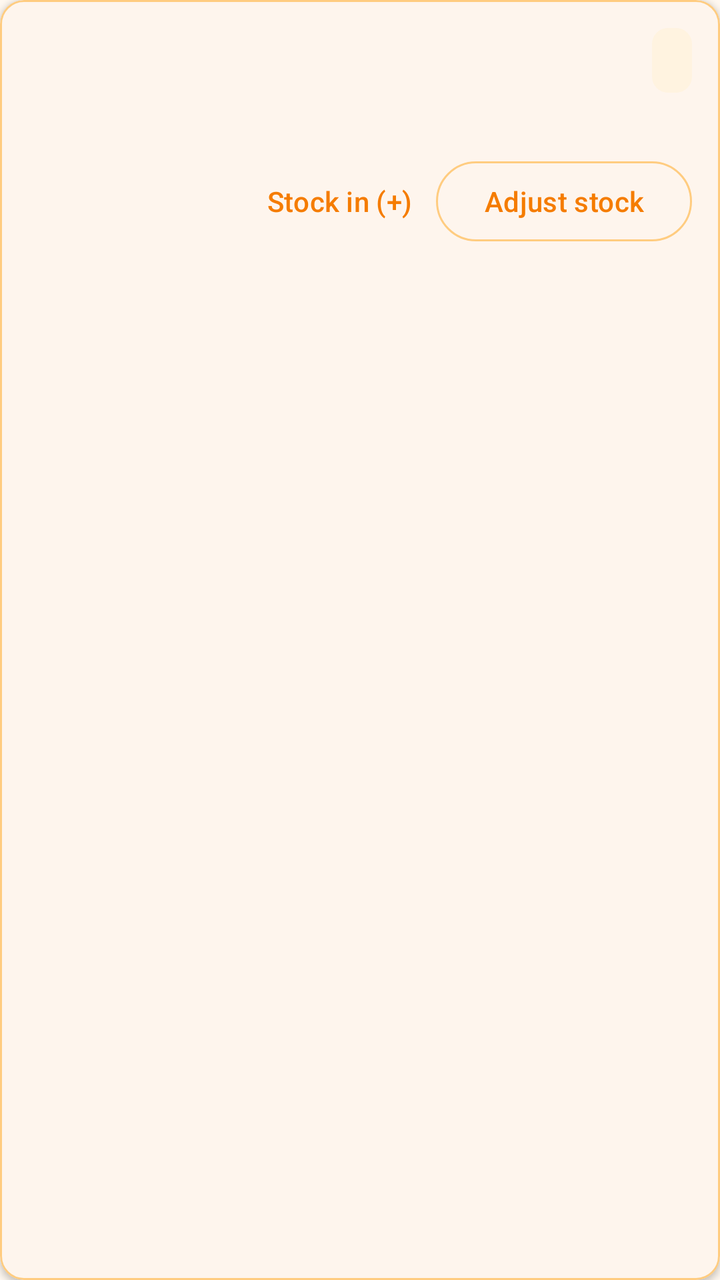
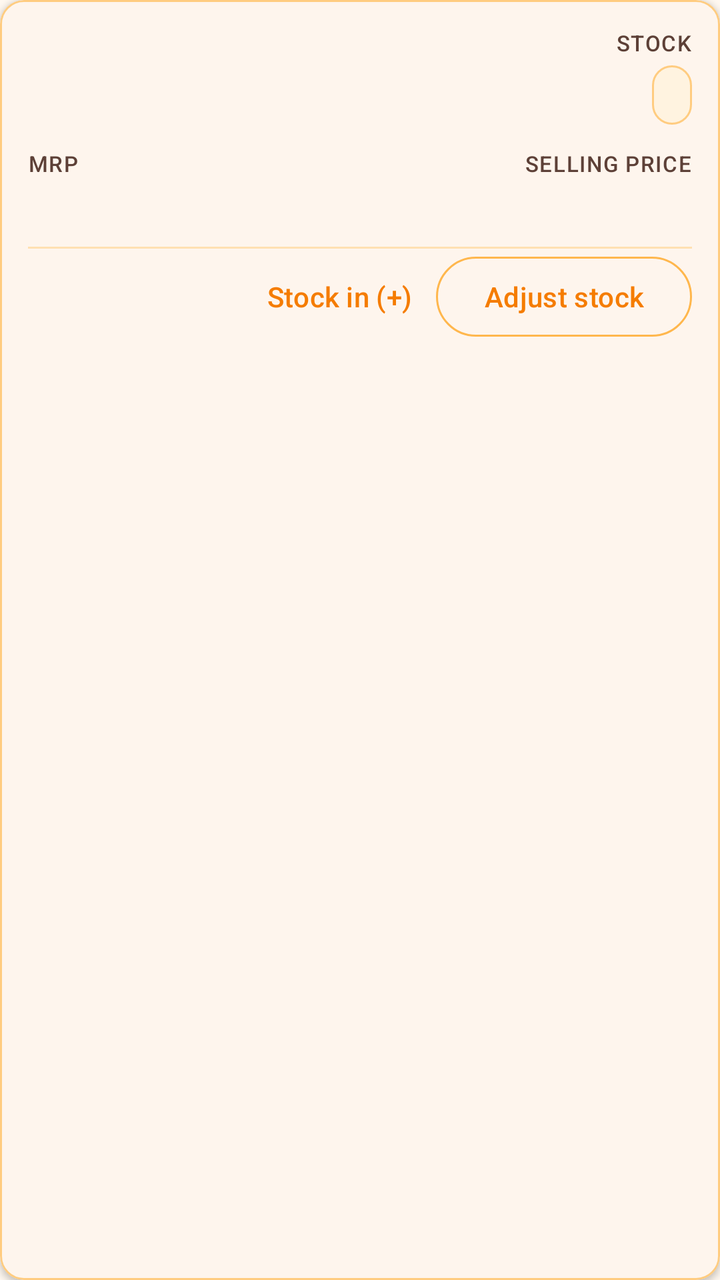

Screens rendered from an Android XML layout before and after an edit, with the pre-edit source and the edit as a unified diff.
<!-- AndroidManifest.xml: application theme Theme.VikrSaathi -->
<!-- res/layout/item_stock_row.xml -->
<?xml version="1.0" encoding="utf-8"?>
<com.google.android.material.card.MaterialCardView xmlns:android="http://schemas.android.com/apk/res/android"
    xmlns:app="http://schemas.android.com/apk/res-auto"
    style="@style/VikrSaathiBillLineCard"
    android:layout_width="match_parent"
    android:layout_height="wrap_content"
    android:layout_marginHorizontal="2dp"
    android:layout_marginVertical="6dp">

    <LinearLayout
        android:layout_width="match_parent"
        android:layout_height="wrap_content"
        android:orientation="vertical"
        android:padding="14dp">

        <LinearLayout
            android:layout_width="match_parent"
            android:layout_height="wrap_content"
            android:gravity="center_vertical"
            android:orientation="horizontal">

            <TextView
                android:id="@+id/textStockItemName"
                android:layout_width="0dp"
                android:layout_height="wrap_content"
                android:layout_weight="1"
                android:textAppearance="?attr/textAppearanceTitleMedium"
                android:textColor="@color/text_primary_dark"
                android:textStyle="bold" />

            <TextView
                android:id="@+id/textStockQty"
                android:layout_width="wrap_content"
                android:layout_height="wrap_content"
                android:layout_marginStart="8dp"
                android:background="@drawable/bg_bill_line_total"
                android:paddingHorizontal="10dp"
                android:paddingVertical="6dp"
                android:textColor="@color/text_accent"
                android:textSize="15sp"
                android:textStyle="bold" />
        </LinearLayout>

        <TextView
            android:id="@+id/textStockBarcode"
            android:layout_width="match_parent"
            android:layout_height="wrap_content"
            android:layout_marginTop="6dp"
            android:textAppearance="?attr/textAppearanceBodySmall"
            android:textColor="@color/text_secondary_dark" />

        <LinearLayout
            android:layout_width="match_parent"
            android:layout_height="wrap_content"
            android:layout_marginTop="8dp"
            android:gravity="end"
            android:orientation="horizontal">

            <com.google.android.material.button.MaterialButton
                android:id="@+id/buttonStockIn"
                style="@style/Widget.Material3.Button.TextButton"
                android:layout_width="wrap_content"
                android:layout_height="wrap_content"
                android:text="@string/stock_in" />

            <com.google.android.material.button.MaterialButton
                android:id="@+id/buttonStockAdjust"
                style="@style/Widget.Material3.Button.OutlinedButton"
                android:layout_width="wrap_content"
                android:layout_height="wrap_content"
                android:text="@string/adjust_stock" />
        </LinearLayout>
    </LinearLayout>
</com.google.android.material.card.MaterialCardView>
<!-- resources referenced by this layout -->
<resources>
  <color name="text_accent">@color/orange_800</color>
  <color name="text_primary_dark">#212121</color>
  <color name="text_secondary_dark">#5D4037</color>
  <!-- drawable bg_bill_line_total (drawable) -->
  <?xml version="1.0" encoding="utf-8"?>
  <shape xmlns:android="http://schemas.android.com/apk/res/android"
      android:shape="rectangle">
      <solid android:color="@color/surface_muted" />
      <corners android:radius="8dp" />
  </shape>
  <string name="adjust_stock">Adjust stock</string>
  <string name="stock_in">Stock in (+)</string>
  <style name="VikrSaathiBillLineCard" parent="Widget.Material3.CardView.Outlined">
          <item name="cardCornerRadius">12dp</item>
          <item name="cardElevation">2dp</item>
          <item name="strokeColor">?attr/colorOutline</item>
          <item name="strokeWidth">1dp</item>
          <item name="cardBackgroundColor">?attr/colorSurface</item>
      </style>
  <color name="orange_800">#EF6C00</color>
  <color name="surface_muted">@color/orange_50</color>
  <color name="orange_primary">#F57C00</color>
  <color name="orange_primary_dark">#E65100</color>
  <color name="orange_on_primary">#FFFFFF</color>
  <color name="orange_accent">#FFB74D</color>
  <color name="orange_700">#F57C00</color>
  <color name="black">#FF000000</color>
  <color name="orange_100">#FFE0B2</color>
  <color name="orange_900">#E65100</color>
  <color name="surface_card">#FFFFFF</color>
  <color name="orange_surface">#FFF8F0</color>
  <color name="stroke_default">@color/orange_200</color>
  <color name="stroke_subtle">@color/orange_100</color>
  <style name="VikrSaathiSwitch" parent="Widget.Material3.CompoundButton.MaterialSwitch">
          <item name="thumbTint">@color/switch_thumb_tint</item>
          <item name="trackTint">@color/switch_track_tint</item>
          <item name="trackDecorationTint">@color/switch_track_decoration_tint</item>
      </style>
  <style name="VikrSaathiOutlinedButton" parent="Widget.Material3.Button.OutlinedButton">
          <item name="android:textColor">@color/button_outlined_text</item>
          <item name="strokeColor">@color/button_outlined_stroke</item>
      </style>
  <color name="orange_50">#FFF3E0</color>
  <color name="orange_200">#FFCC80</color>
  <!-- unchanged entries left out for length: 1 -->
</resources>

<!-- the commit's change to res/layout/item_stock_row.xml (unified diff, before → after) -->
@@ -5,7 +5,10 @@
     android:layout_width="match_parent"
     android:layout_height="wrap_content"
     android:layout_marginHorizontal="2dp"
-    android:layout_marginVertical="6dp">
+    android:layout_marginVertical="6dp"
+    android:clickable="true"
+    android:focusable="true"
+    app:rippleColor="@color/ripple_subtle">
 
     <LinearLayout
         android:layout_width="match_parent"
@@ -16,43 +19,150 @@
         <LinearLayout
             android:layout_width="match_parent"
             android:layout_height="wrap_content"
-            android:gravity="center_vertical"
+            android:baselineAligned="false"
+            android:gravity="top"
             android:orientation="horizontal">
 
             <TextView
                 android:id="@+id/textStockItemName"
                 android:layout_width="0dp"
                 android:layout_height="wrap_content"
+                android:layout_marginEnd="12dp"
                 android:layout_weight="1"
+                android:ellipsize="end"
+                android:maxLines="3"
                 android:textAppearance="?attr/textAppearanceTitleMedium"
                 android:textColor="@color/text_primary_dark"
                 android:textStyle="bold" />
 
-            <TextView
-                android:id="@+id/textStockQty"
+            <LinearLayout
                 android:layout_width="wrap_content"
                 android:layout_height="wrap_content"
-                android:layout_marginStart="8dp"
-                android:background="@drawable/bg_bill_line_total"
-                android:paddingHorizontal="10dp"
-                android:paddingVertical="6dp"
-                android:textColor="@color/text_accent"
-                android:textSize="15sp"
-                android:textStyle="bold" />
+                android:gravity="end"
+                android:orientation="vertical">
+
+                <TextView
+                    style="@style/VikrSaathiBillLineLabel"
+                    android:layout_width="wrap_content"
+                    android:layout_height="wrap_content"
+                    android:layout_gravity="end"
+                    android:text="@string/col_stock" />
+
+                <TextView
+                    android:id="@+id/textStockQty"
+                    android:layout_width="wrap_content"
+                    android:layout_height="wrap_content"
+                    android:layout_gravity="end"
+                    android:layout_marginTop="4dp"
+                    android:background="@drawable/bg_history_value_box"
+                    android:paddingHorizontal="10dp"
+                    android:paddingVertical="4dp"
+                    android:textColor="@color/text_accent"
+                    android:textSize="16sp"
+                    android:textStyle="bold" />
+
+                <TextView
+                    android:id="@+id/textStockLow"
+                    android:layout_width="wrap_content"
+                    android:layout_height="wrap_content"
+                    android:layout_gravity="end"
+                    android:layout_marginTop="4dp"
+                    android:text="@string/low_stock"
+                    android:textColor="@color/orange_700"
+                    android:textSize="13sp"
+                    android:textStyle="bold"
+                    android:visibility="gone" />
+            </LinearLayout>
         </LinearLayout>
 
-        <TextView
-            android:id="@+id/textStockBarcode"
+        <LinearLayout
+            android:id="@+id/layoutStockBarcode"
             android:layout_width="match_parent"
             android:layout_height="wrap_content"
-            android:layout_marginTop="6dp"
-            android:textAppearance="?attr/textAppearanceBodySmall"
-            android:textColor="@color/text_secondary_dark" />
+            android:layout_marginTop="12dp"
+            android:orientation="vertical"
+            android:visibility="gone">
+
+            <TextView
+                style="@style/VikrSaathiBillLineLabel"
+                android:layout_width="wrap_content"
+                android:layout_height="wrap_content"
+                android:text="@string/col_barcode" />
+
+            <TextView
+                android:id="@+id/textStockBarcode"
+                android:layout_width="match_parent"
+                android:layout_height="wrap_content"
+                android:layout_marginTop="2dp"
+                android:textColor="@color/text_primary_dark"
+                android:textSize="15sp" />
+        </LinearLayout>
 
         <LinearLayout
             android:layout_width="match_parent"
             android:layout_height="wrap_content"
-            android:layout_marginTop="8dp"
+            android:layout_marginTop="12dp"
+            android:baselineAligned="false"
+            android:orientation="horizontal">
+
+            <LinearLayout
+                android:layout_width="0dp"
+                android:layout_height="wrap_content"
+                android:layout_marginEnd="12dp"
+                android:layout_weight="1"
+                android:orientation="vertical">
+
+                <TextView
+                    style="@style/VikrSaathiBillLineLabel"
+                    android:layout_width="wrap_content"
+                    android:layout_height="wrap_content"
+                    android:text="@string/mrp" />
+
+                <TextView
+                    android:id="@+id/textStockMrp"
+                    android:layout_width="match_parent"
+                    android:layout_height="wrap_content"
+                    android:layout_marginTop="2dp"
+                    android:textColor="@color/text_primary_dark"
+                    android:textSize="15sp" />
+            </LinearLayout>
+
+            <LinearLayout
+                android:id="@+id/layoutStockSelling"
+                android:layout_width="0dp"
+                android:layout_height="wrap_content"
+                android:layout_weight="1"
+                android:gravity="end"
+                android:orientation="vertical">
+
+                <TextView
+                    style="@style/VikrSaathiBillLineLabel"
+                    android:layout_width="wrap_content"
+                    android:layout_height="wrap_content"
+                    android:layout_gravity="end"
+                    android:text="@string/list_selling_price" />
+
+                <TextView
+                    android:id="@+id/textStockSelling"
+                    android:layout_width="match_parent"
+                    android:layout_height="wrap_content"
+                    android:layout_marginTop="2dp"
+                    android:gravity="end"
+                    android:textColor="@color/text_accent"
+                    android:textSize="15sp"
+                    android:textStyle="bold" />
+            </LinearLayout>
+        </LinearLayout>
+
+        <View
+            android:layout_width="match_parent"
+            android:layout_height="1dp"
+            android:layout_marginTop="12dp"
+            android:background="@color/surface_divider" />
+
+        <LinearLayout
+            android:layout_width="match_parent"
+            android:layout_height="wrap_content"
             android:gravity="end"
             android:orientation="horizontal">
 
@@ -61,6 +171,7 @@
                 style="@style/Widget.Material3.Button.TextButton"
                 android:layout_width="wrap_content"
                 android:layout_height="wrap_content"
+                android:minHeight="48dp"
                 android:text="@string/stock_in" />
 
             <com.google.android.material.button.MaterialButton
@@ -68,7 +179,9 @@
                 style="@style/Widget.Material3.Button.OutlinedButton"
                 android:layout_width="wrap_content"
                 android:layout_height="wrap_content"
-                android:text="@string/adjust_stock" />
+                android:minHeight="48dp"
+                android:text="@string/adjust_stock"
+                app:strokeColor="@color/stroke_button" />
         </LinearLayout>
     </LinearLayout>
 </com.google.android.material.card.MaterialCardView>
<!-- resource entries referenced after the edit -->
@@ -2,15 +2,23 @@
 <resources>
   <color name="text_accent">@color/orange_800</color>
   <color name="text_primary_dark">#212121</color>
-  <color name="text_secondary_dark">#5D4037</color>
-  <!-- drawable bg_bill_line_total (drawable) -->
+  <!-- drawable bg_history_value_box (drawable) -->
   <?xml version="1.0" encoding="utf-8"?>
   <shape xmlns:android="http://schemas.android.com/apk/res/android"
       android:shape="rectangle">
       <solid android:color="@color/surface_muted" />
-      <corners android:radius="8dp" />
+      <stroke
+          android:width="1dp"
+          android:color="@color/stroke_default" />
+      <corners android:radius="10dp" />
   </shape>
+  <color name="text_secondary_dark">#5D4037</color>
   <string name="adjust_stock">Adjust stock</string>
+  <string name="col_barcode">Barcode</string>
+  <string name="col_stock">Stock</string>
+  <string name="list_selling_price">Selling price</string>
+  <string name="low_stock">Low stock</string>
+  <string name="mrp">MRP</string>
   <string name="stock_in">Stock in (+)</string>
   <style name="VikrSaathiBillLineCard" parent="Widget.Material3.CardView.Outlined">
           <item name="cardCornerRadius">12dp</item>
@@ -19,6 +27,12 @@
           <item name="strokeWidth">1dp</item>
           <item name="cardBackgroundColor">?attr/colorSurface</item>
       </style>
+  <style name="VikrSaathiBillLineLabel">
+          <item name="android:textAppearance">?attr/textAppearanceLabelSmall</item>
+          <item name="android:textColor">?attr/colorOnSurfaceVariant</item>
+          <item name="android:textAllCaps">true</item>
+          <item name="android:letterSpacing">0.05</item>
+      </style>
   <color name="orange_800">#EF6C00</color>
   <color name="surface_muted">@color/orange_50</color>
   <color name="orange_primary">#F57C00</color>
@@ -26,8 +40,12 @@
   <color name="orange_on_primary">#FFFFFF</color>
   <color name="orange_accent">#FFB74D</color>
   <color name="orange_700">#F57C00</color>
+  <color name="ripple_subtle">@color/orange_100</color>
+  <color name="stroke_button">@color/orange_300</color>
+  <color name="surface_divider">@color/orange_100</color>
   <color name="black">#FF000000</color>
   <color name="orange_100">#FFE0B2</color>
+  <color name="orange_300">#FFB74D</color>
   <color name="orange_900">#E65100</color>
   <color name="surface_card">#FFFFFF</color>
   <color name="orange_surface">#FFF8F0</color>
